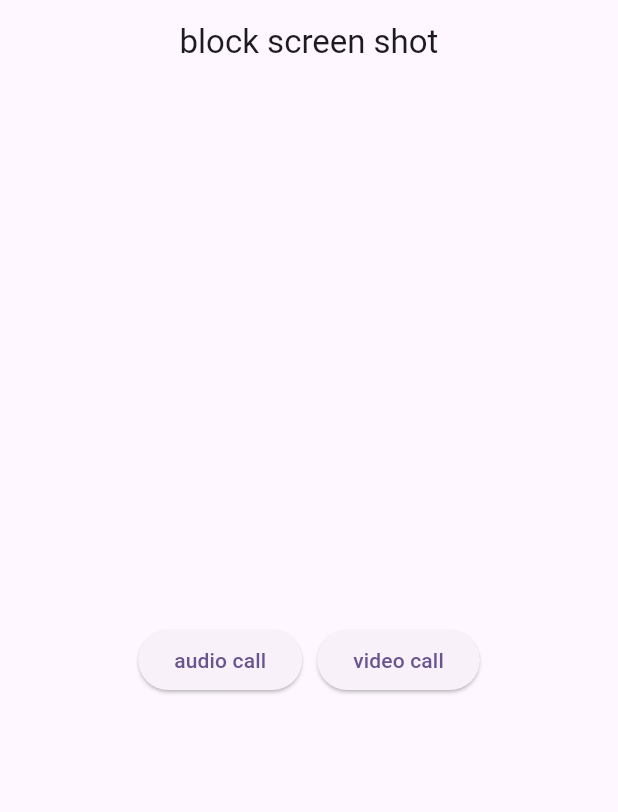
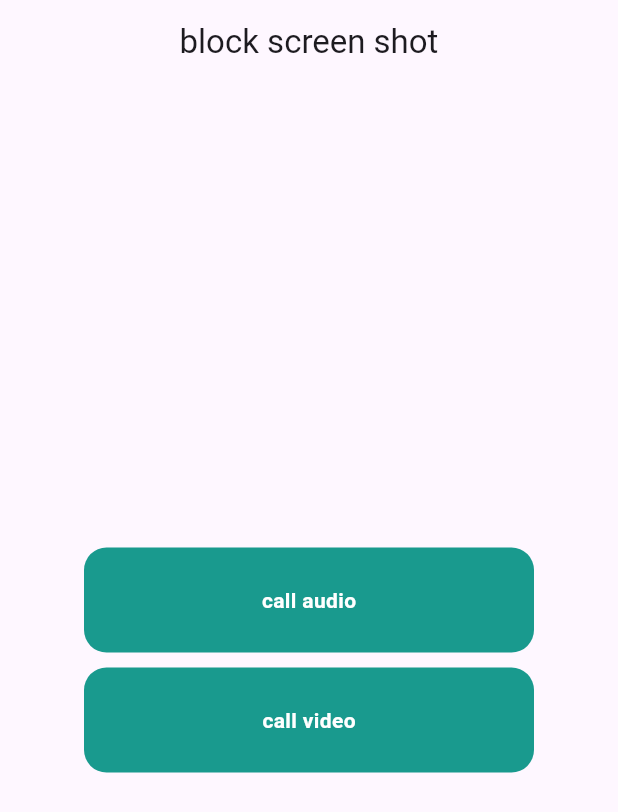
Before and after one commit to cabrelshadow/testapp, a Flutter app: the screen it shows after launch, on a phone screen of 412 x 824 dp. Shown: the top 812 px of the screen. Run offline on Flutter 3.47's test engine with Material 3 defaults, Android fonts, the phone set to English and light mode, and no system bars; our stand-ins replace avatar_glow, flutter_iconly, get, google_fonts.

Commit message:
add style on call and video  button

```diff
--- a/lib/screens/home.dart
+++ b/lib/screens/home.dart
@@ -1,5 +1,6 @@
 import 'package:flutter/material.dart';
 import 'package:get/get.dart';
+import 'package:testapp_work/constant/colorapp.dart';
 
 import 'call/Vidoe_call.dart';
 import 'call/audio_call.dart';
@@ -25,16 +26,45 @@ class _HomeState extends State<Home> {
         children: [
           Center(
 
-            child: Row(
+            child: Column(
               mainAxisAlignment: MainAxisAlignment.center,
               children: [
-                ElevatedButton(onPressed: (){
-                  Navigator.push(context, MaterialPageRoute(builder: (context)=>CallAudioScreen()));
-                  }, child: Text("audio call")),
-                SizedBox(width: 10,),
-                ElevatedButton(onPressed: (){
-                  Navigator.push(context, MaterialPageRoute(builder: (context)=>ViedeoScreen()));
-                }, child: Text("video call")),
+
+                InkWell(
+                  onTap:(){
+                       Navigator.push(context, MaterialPageRoute(builder: (context)=>CallAudioScreen()));
+
+                  },
+                  child: Container(
+                    width: 300,
+                    height: 70,
+                    decoration: BoxDecoration(
+                      color: AppColor.primary,
+                      borderRadius: BorderRadius.circular(15),
+
+                    ),
+                    child: Center( child: Text("call audio",style: TextStyle(color: AppColor.white,fontWeight: FontWeight.bold),),),
+                  ),
+                ),
+
+                SizedBox(height: 10,),
+                InkWell(
+                  onTap: (){
+                    Navigator.push(context, MaterialPageRoute(builder: (context)=>ViedeoScreen()));
+
+                  },
+                  child: Container(
+                  width: 300,
+                  height: 70,
+                  decoration: BoxDecoration(
+                  color: AppColor.primary,
+                  borderRadius: BorderRadius.circular(15),
+
+                  ),
+                  child: Center( child: Text("call video",style: TextStyle(color: AppColor.white,fontWeight: FontWeight.bold),),),
+                  ),
+                ),
+
               ],
             ),
           )
```
Also changed, not shown: lib/screens/call/Vidoe_call.dart (+82 -27 lines), lib/screens/call/audio_call.dart (+89 -32 lines).
